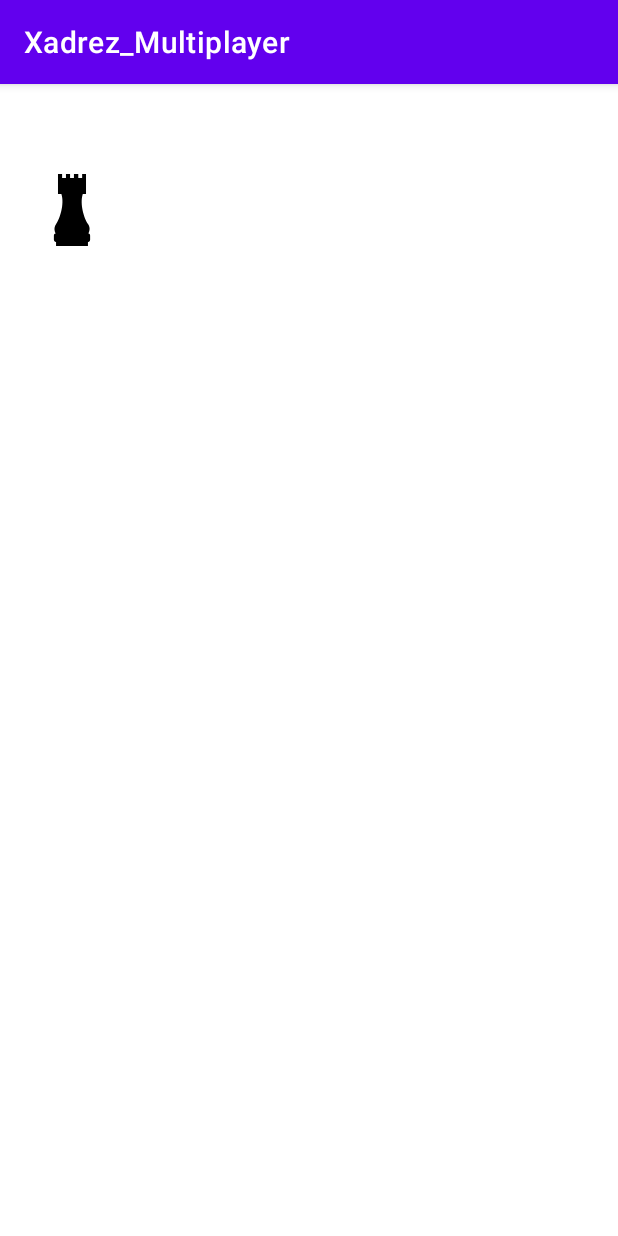
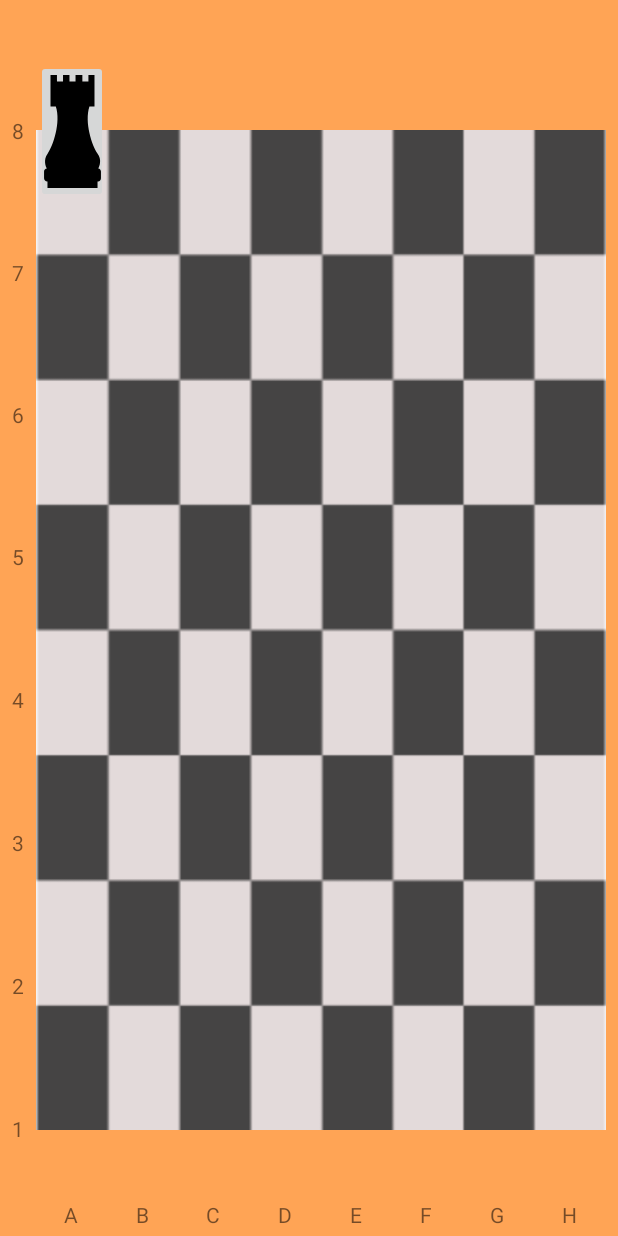
Before and after one commit to douglasrsilverio/xadrez-multiplayer, an Android app: the Tabuleiro screen opened directly, with no data from a screen before it, on a phone screen of 412 x 824 dp. Run offline under Robolectric (Android 15) with nearby library versions, the phone set to English and light mode, and no system bars.

Commit message:
Update 4

```diff
--- a/app/src/main/java/br/com/douglassilverio/xadrez_multiplayer/MainActivity.kt
+++ b/app/src/main/java/br/com/douglassilverio/xadrez_multiplayer/MainActivity.kt
@@ -6,7 +6,7 @@ import android.os.Bundle
 class MainActivity : AppCompatActivity() {
     override fun onCreate(savedInstanceState: Bundle?) {
         super.onCreate(savedInstanceState)
-        setContentView(R.layout.activity_main)
+        setContentView(R.layout.activity_tabuleiro)
     }
 
 
--- a/app/src/main/res/layout/activity_tabuleiro.xml
+++ b/app/src/main/res/layout/activity_tabuleiro.xml
@@ -4,21 +4,18 @@
     xmlns:tools="http://schemas.android.com/tools"
     android:layout_width="match_parent"
     android:layout_height="match_parent"
+    android:background="@color/madeira"
     tools:context=".model.Tabuleiro">
 
     <ImageView
-        android:id="@+id/imageView3"
+        android:id="@+id/imageView4"
         android:layout_width="0dp"
         android:layout_height="0dp"
-        android:layout_marginTop="40dp"
-        android:layout_marginEnd="5dp"
-        android:layout_marginRight="5dp"
-        android:layout_marginBottom="3dp"
-        app:layout_constraintBottom_toBottomOf="parent"
-        app:layout_constraintEnd_toEndOf="parent"
-        app:layout_constraintStart_toStartOf="parent"
-        app:layout_constraintTop_toTopOf="parent"
-        tools:srcCompat="@drawable/tabuleiro" />
+        app:layout_constraintBottom_toBottomOf="@id/linearLayout12"
+        app:layout_constraintEnd_toEndOf="@id/linearLayout12"
+        app:layout_constraintStart_toStartOf="@id/linearLayout12"
+        app:layout_constraintTop_toTopOf="@id/linearLayout12"
+        app:srcCompat="@drawable/tabuleiro" />
 
     <LinearLayout
         android:id="@+id/linearLayout12"
@@ -40,6 +37,7 @@
             android:layout_width="match_parent"
             android:layout_height="match_parent"
             android:layout_weight="1"
+            android:clipToPadding="false"
             android:orientation="horizontal">
 
             <ImageButton
@@ -47,8 +45,7 @@
                 android:layout_width="match_parent"
                 android:layout_height="match_parent"
                 android:layout_weight="1"
-                android:background="#00FFFFFF"
-                android:scaleType="fitCenter"
+                android:scaleType="centerCrop"
                 android:src="@drawable/ic_chess_rok" />
 
             <ImageButton
@@ -112,7 +109,8 @@
                 android:layout_width="match_parent"
                 android:layout_height="match_parent"
                 android:layout_weight="1"
-                android:background="#00FFFFFF" />
+                android:background="#00FFFFFF"
+                android:scaleType="center" />
 
             <ImageButton
                 android:id="@+id/pos7B"
@@ -414,6 +412,7 @@
                 android:layout_height="match_parent"
                 android:layout_weight="1"
                 android:background="#00FFFFFF" />
+
         </LinearLayout>
 
         <LinearLayout
@@ -477,6 +476,7 @@
                 android:layout_height="match_parent"
                 android:layout_weight="1"
                 android:background="#00FFFFFF" />
+
         </LinearLayout>
 
         <LinearLayout
@@ -543,4 +543,156 @@
         </LinearLayout>
     </LinearLayout>
 
+    <LinearLayout
+        android:layout_width="0dp"
+        android:layout_height="0dp"
+        android:layout_marginStart="24dp"
+        android:layout_marginLeft="24dp"
+        android:layout_marginEnd="8dp"
+        android:layout_marginRight="8dp"
+        android:orientation="horizontal"
+        app:layout_constraintBottom_toBottomOf="parent"
+        app:layout_constraintEnd_toEndOf="parent"
+        app:layout_constraintStart_toStartOf="parent"
+        app:layout_constraintTop_toBottomOf="@+id/imageView4">
+
+        <TextView
+            android:id="@+id/textView12"
+            android:layout_width="wrap_content"
+            android:layout_height="wrap_content"
+            android:layout_weight="1"
+            android:gravity="center"
+            android:text="A" />
+
+        <TextView
+            android:id="@+id/textView13"
+            android:layout_width="wrap_content"
+            android:layout_height="wrap_content"
+            android:layout_weight="1"
+            android:gravity="center"
+            android:text="B" />
+
+        <TextView
+            android:id="@+id/textView14"
+            android:layout_width="wrap_content"
+            android:layout_height="wrap_content"
+            android:layout_weight="1"
+            android:gravity="center"
+            android:text="C" />
+
+        <TextView
+            android:id="@+id/textView15"
+            android:layout_width="wrap_content"
+            android:layout_height="wrap_content"
+            android:layout_weight="1"
+            android:gravity="center"
+            android:text="D" />
+
+        <TextView
+            android:id="@+id/textView16"
+            android:layout_width="wrap_content"
+            android:layout_height="wrap_content"
+            android:layout_weight="1"
+            android:gravity="center"
+            android:text="E" />
+
+        <TextView
+            android:id="@+id/textView17"
+            android:layout_width="wrap_content"
+            android:layout_height="wrap_content"
+            android:layout_weight="1"
+            android:gravity="center"
+            android:text="F" />
+
+        <TextView
+            android:id="@+id/textView18"
+            android:layout_width="wrap_content"
+            android:layout_height="wrap_content"
+            android:layout_weight="1"
+            android:gravity="center"
+            android:text="G" />
+
+        <TextView
+            android:id="@+id/textView11"
+            android:layout_width="wrap_content"
+            android:layout_height="wrap_content"
+            android:layout_weight="1"
+            android:gravity="center"
+            android:text="H" />
+    </LinearLayout>
+
+    <LinearLayout
+        android:layout_width="0dp"
+        android:layout_height="0dp"
+        android:orientation="vertical"
+        app:layout_constraintBottom_toBottomOf="@+id/linearLayout12"
+        app:layout_constraintEnd_toStartOf="@+id/imageView4"
+        app:layout_constraintStart_toStartOf="parent"
+        app:layout_constraintTop_toTopOf="@+id/linearLayout12">
+
+        <TextView
+            android:id="@+id/textView21"
+            android:layout_width="match_parent"
+            android:layout_height="wrap_content"
+            android:layout_weight="1"
+            android:gravity="center|center_horizontal"
+            android:text="8" />
+
+        <TextView
+            android:id="@+id/textView22"
+            android:layout_width="match_parent"
+            android:layout_height="wrap_content"
+            android:layout_weight="1"
+            android:gravity="center|center_horizontal"
+            android:text="7" />
+
+        <TextView
+            android:id="@+id/textView23"
+            android:layout_width="match_parent"
+            android:layout_height="wrap_content"
+            android:layout_weight="1"
+            android:gravity="center|center_horizontal"
+            android:text="6" />
+
+        <TextView
+            android:id="@+id/textView24"
+            android:layout_width="match_parent"
+            android:layout_height="wrap_content"
+            android:layout_weight="1"
+            android:gravity="center|center_horizontal"
+            android:text="5" />
+
+        <TextView
+            android:id="@+id/textView25"
+            android:layout_width="match_parent"
+            android:layout_height="wrap_content"
+            android:layout_weight="1"
+            android:gravity="center|center_horizontal"
+            android:text="4" />
+
+        <TextView
+            android:id="@+id/textView26"
+            android:layout_width="match_parent"
+            android:layout_height="wrap_content"
+            android:layout_weight="1"
+            android:gravity="center|center_horizontal"
+            android:text="3" />
+
+        <TextView
+            android:id="@+id/textView20"
+            android:layout_width="match_parent"
+            android:layout_height="wrap_content"
+            android:layout_weight="1"
+            android:gravity="center|center_horizontal"
+            android:text="2" />
+
+        <TextView
+            android:id="@+id/textView19"
+            android:layout_width="match_parent"
+            android:layout_height="wrap_content"
+            android:layout_weight="1"
+            android:gravity="center|center_horizontal"
+            android:text="1" />
+    </LinearLayout>
+
 </androidx.constraintlayout.widget.ConstraintLayout>
--- a/app/src/main/res/values/colors.xml
+++ b/app/src/main/res/values/colors.xml
@@ -7,4 +7,5 @@
     <color name="teal_700">#FF018786</color>
     <color name="black">#FF000000</color>
     <color name="white">#FFFFFFFF</color>
+    <color name="madeira">#FFA455</color>
 </resources>
--- a/app/src/main/res/values/themes.xml
+++ b/app/src/main/res/values/themes.xml
@@ -1,6 +1,6 @@
 <resources xmlns:tools="http://schemas.android.com/tools">
     <!-- Base application theme. -->
-    <style name="Theme.Xadrez_Multiplayer" parent="Theme.MaterialComponents.DayNight.DarkActionBar">
+    <style name="Theme.Xadrez_Multiplayer" parent="Theme.AppCompat.Light.NoActionBar">
         <!-- Primary brand color. -->
         <item name="colorPrimary">@color/purple_500</item>
         <item name="colorPrimaryVariant">@color/purple_700</item>
```
Also changed, not shown: app/src/main/res/drawable/tabuleiro.png.
